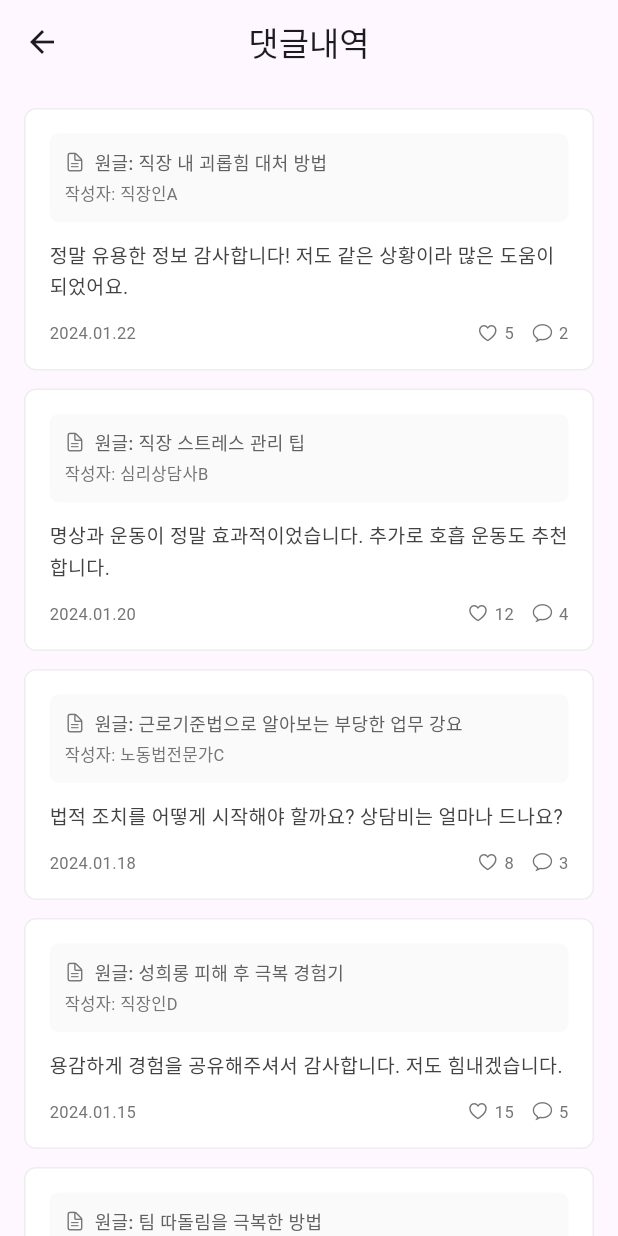
After one commit to dhdhfkk1119/take_breath_front, a Flutter app: the UserCommentHistoryPage screen opened directly, on a phone screen of 412 x 824 dp. The commit adds this screen. Run offline on Flutter 3.47's test engine with Material 3 defaults, Android fonts, the phone set to English and light mode, and no system bars; our stand-ins replace image_picker, photo_view.

Commit message:
feat: 기록실 상세페이지, 마이페이지 구현

```diff
--- /dev/null
+++ b/lib/presentation/pages/index_stack_page/mypage/comment_page/user_comment_history_page.dart
@@ -0,0 +1,219 @@
+import 'package:flutter/material.dart';
+import 'package:flutter/cupertino.dart';
+
+class UserCommentHistoryPage extends StatelessWidget {
+  const UserCommentHistoryPage({Key? key}) : super(key: key);
+
+  @override
+  Widget build(BuildContext context) {
+    // 임시 데이터 (실제로는 서버에서 가져옴)
+    final List<Map<String, dynamic>> comments = [
+      {
+        'id': 1,
+        'postTitle': '직장 내 괴롭힘 대처 방법',
+        'postAuthor': '직장인A',
+        'comment': '정말 유용한 정보 감사합니다! 저도 같은 상황이라 많은 도움이 되었어요.',
+        'date': '2024.01.22',
+        'likes': 5,
+        'replies': 2,
+      },
+      {
+        'id': 2,
+        'postTitle': '직장 스트레스 관리 팁',
+        'postAuthor': '심리상담사B',
+        'comment': '명상과 운동이 정말 효과적이었습니다. 추가로 호흡 운동도 추천합니다.',
+        'date': '2024.01.20',
+        'likes': 12,
+        'replies': 4,
+      },
+      {
+        'id': 3,
+        'postTitle': '근로기준법으로 알아보는 부당한 업무 강요',
+        'postAuthor': '노동법전문가C',
+        'comment': '법적 조치를 어떻게 시작해야 할까요? 상담비는 얼마나 드나요?',
+        'date': '2024.01.18',
+        'likes': 8,
+        'replies': 3,
+      },
+      {
+        'id': 4,
+        'postTitle': '성희롱 피해 후 극복 경험기',
+        'postAuthor': '직장인D',
+        'comment': '용감하게 경험을 공유해주셔서 감사합니다. 저도 힘내겠습니다.',
+        'date': '2024.01.15',
+        'likes': 15,
+        'replies': 5,
+      },
+      {
+        'id': 5,
+        'postTitle': '팀 따돌림을 극복한 방법',
+        'postAuthor': '직장인E',
+        'comment': '비슷한 경험을 했는데 이렇게 극복하신 방법이 도움이 될 것 같습니다.',
+        'date': '2024.01.12',
+        'likes': 7,
+        'replies': 2,
+      },
+    ];
+
+    return Scaffold(
+      appBar: AppBar(
+        title: const Text('댓글내역'),
+        centerTitle: true,
+        elevation: 0,
+      ),
+      body: comments.isEmpty
+          ? Center(
+              child: Column(
+                mainAxisAlignment: MainAxisAlignment.center,
+                children: [
+                  Icon(
+                    CupertinoIcons.chat_bubble_text,
+                    size: 48,
+                    color: Colors.grey[400],
+                  ),
+                  const SizedBox(height: 16),
+                  Text(
+                    '작성한 댓글이 없습니다',
+                    style: TextStyle(
+                      fontSize: 16,
+                      color: Colors.grey[600],
+                    ),
+                  ),
+                ],
+              ),
+            )
+          : ListView.builder(
+              padding: const EdgeInsets.all(16),
+              itemCount: comments.length,
+              itemBuilder: (context, index) {
+                final comment = comments[index];
+                return _buildCommentCard(context, comment);
+              },
+            ),
+    );
+  }
+
+  Widget _buildCommentCard(BuildContext context, Map<String, dynamic> comment) {
+    return GestureDetector(
+      onTap: () {
+        ScaffoldMessenger.of(context).showSnackBar(
+          SnackBar(content: Text('댓글 상세 페이지: ${comment['postTitle']}')),
+        );
+      },
+      child: Container(
+        margin: const EdgeInsets.only(bottom: 12),
+        padding: const EdgeInsets.all(16),
+        decoration: BoxDecoration(
+          color: Colors.white,
+          borderRadius: BorderRadius.circular(8),
+          border: Border.all(color: Colors.grey[200]!),
+        ),
+        child: Column(
+          crossAxisAlignment: CrossAxisAlignment.start,
+          children: [
+            // 원글 정보
+            Container(
+              padding: const EdgeInsets.all(10),
+              decoration: BoxDecoration(
+                color: Colors.grey[50],
+                borderRadius: BorderRadius.circular(6),
+              ),
+              child: Column(
+                crossAxisAlignment: CrossAxisAlignment.start,
+                children: [
+                  Row(
+                    children: [
+                      Icon(
+                        CupertinoIcons.doc_text,
+                        size: 14,
+                        color: Colors.grey[600],
+                      ),
+                      const SizedBox(width: 6),
+                      Expanded(
+                        child: Text(
+                          '원글: ${comment['postTitle']}',
+                          style: TextStyle(
+                            fontSize: 12,
+                            color: Colors.grey[700],
+                            fontWeight: FontWeight.w500,
+                          ),
+                          maxLines: 1,
+                          overflow: TextOverflow.ellipsis,
+                        ),
+                      ),
+                    ],
+                  ),
+                  const SizedBox(height: 4),
+                  Text(
+                    '작성자: ${comment['postAuthor']}',
+                    style: TextStyle(
+                      fontSize: 11,
+                      color: Colors.grey[600],
+                    ),
+                  ),
+                ],
+              ),
+            ),
+            const SizedBox(height: 12),
+            // 내 댓글
+            Text(
+              comment['comment'],
+              style: TextStyle(
+                fontSize: 13,
+                color: Colors.grey[800],
+                height: 1.5,
+              ),
+            ),
+            const SizedBox(height: 12),
+            // 날짜 및 통계
+            Row(
+              mainAxisAlignment: MainAxisAlignment.spaceBetween,
+              children: [
+                Text(
+                  comment['date'],
+                  style: TextStyle(
+                    fontSize: 11,
+                    color: Colors.grey[600],
+                  ),
+                ),
+                Row(
+                  children: [
+                    _buildStatItem(
+                      icon: CupertinoIcons.heart,
+                      count: comment['likes'],
+                    ),
+                    const SizedBox(width: 12),
+                    _buildStatItem(
+                      icon: CupertinoIcons.chat_bubble,
+                      count: comment['replies'],
+                    ),
+                  ],
+                ),
+              ],
+            ),
+          ],
+        ),
+      ),
+    );
+  }
+
+  Widget _buildStatItem({required IconData icon, required int count}) {
+    return Row(
+      children: [
+        Icon(
+          icon,
+          size: 14,
+          color: Colors.grey[600],
+        ),
+        const SizedBox(width: 4),
+        Text(
+          count.toString(),
+          style: TextStyle(
+            fontSize: 11,
+            color: Colors.grey[600],
+          ),
+        ),
+      ],
+    );
+  }
+}
--- a/lib/presentation/pages/index_stack_page/mypage/list_page/user_mypage_list_page.dart
+++ b/lib/presentation/pages/index_stack_page/mypage/list_page/user_mypage_list_page.dart
@@ -1,4 +1,5 @@
 import 'package:flutter/material.dart';
+import '../comment_page/user_comment_history_page.dart';
 import '../edit_page/user_profile_edit_page.dart';
 import '../favorite_page/user_favorite_list_page.dart';
 import '../my_write/my_write_page.dart';
@@ -44,8 +45,11 @@ class UserMypageListPage extends StatelessWidget {
   }
 
   void _handleCommentHistory(BuildContext context) {
-    ScaffoldMessenger.of(context).showSnackBar(
-      const SnackBar(content: Text('댓글내역 페이지로 이동')),
+    Navigator.push(
+      context,
+      MaterialPageRoute(
+        builder: (context) => const UserCommentHistoryPage(),
+      ),
     );
   }
 
--- a/lib/presentation/pages/index_stack_page/mypage/widgets/user_activity_section.dart
+++ b/lib/presentation/pages/index_stack_page/mypage/widgets/user_activity_section.dart
@@ -48,7 +48,7 @@ class UserActivitySection extends StatelessWidget {
               Expanded(
                 child: _buildActivityButton(
                   icon: CupertinoIcons.chat_bubble_text,
-                  label: '댓글내역',
+                  label: '댓글 내역',
                   onPressed: onCommentHistoryPressed,
                 ),
               ),
@@ -56,7 +56,7 @@ class UserActivitySection extends StatelessWidget {
               Expanded(
                 child: _buildActivityButton(
                   icon: CupertinoIcons.exclamationmark_circle,
-                  label: '신고내역',
+                  label: '신고 내역',
                   onPressed: onReportHistoryPressed,
                 ),
               ),
```
